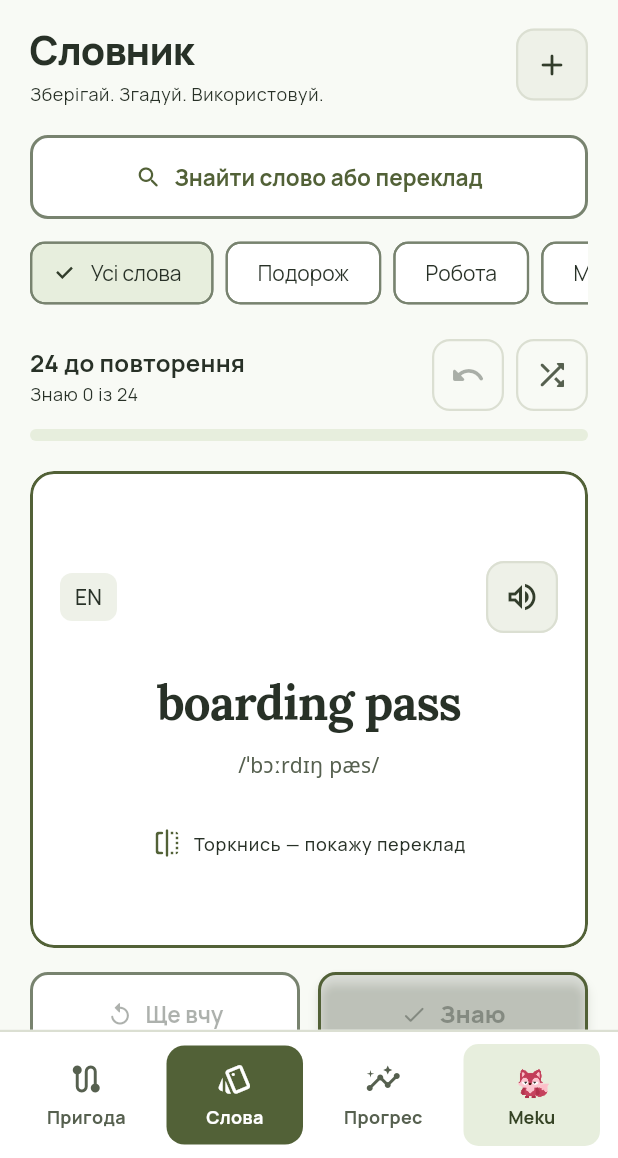
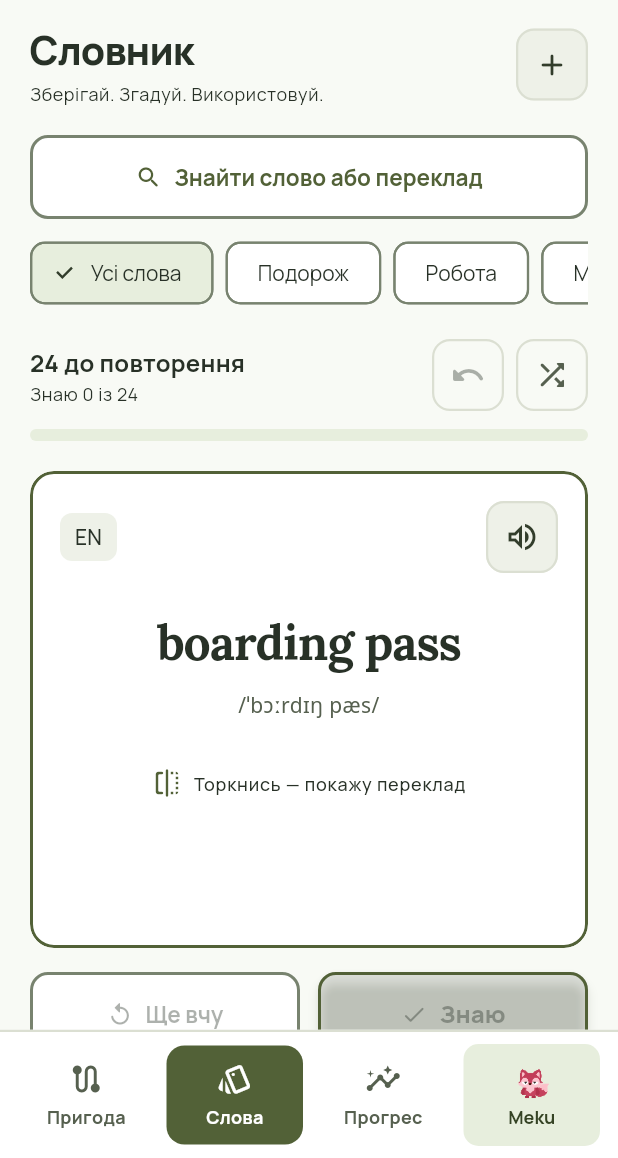
Before and after one commit to quilix11/ohymeku, a Flutter app: the MainScreen screen opened directly with empty values, item 2 of the bottom bar chosen, on a phone screen of 412 x 824 dp, the part 78-1236 px from its top. Run offline on Flutter 3.47's test engine with Material 3 defaults, Android fonts, the phone set to English and light mode, and no system bars; our stand-ins replace audioplayers, flutter_animate, flutter_dotenv, flutter_local_notifications, flutter_tts, shared_preferences and 2 more; accounts and stored records are empty.

Commit message:
Align flashcard face headers to the top

```diff
--- a/lib/widgets/flip_card.dart
+++ b/lib/widgets/flip_card.dart
@@ -47,7 +47,7 @@ class FlipCard extends StatelessWidget {
               clipBehavior: Clip.antiAlias,
               child: InkWell(
                 onTap: onTap,
-                child: Stack(alignment: Alignment.center, children: [
+                child: Stack(alignment: Alignment.topCenter, children: [
                   Visibility(
                       visible: !showBack,
                       maintainState: true,
```
